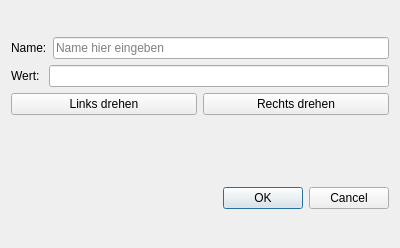
Old version of the form src/view/editview.ui in the repository 3ricS/NOR.
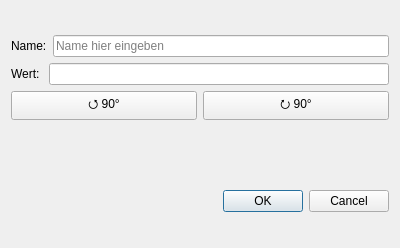
New version of the form.

```diff
--- a/src/view/editview.ui
+++ b/src/view/editview.ui
@@ -69,15 +69,31 @@
       <layout class="QHBoxLayout" name="horizontalLayout_2">
        <item>
         <widget class="QPushButton" name="buttonTurnLeftComponent">
+         <property name="sizePolicy">
+          <sizepolicy hsizetype="Minimum" vsizetype="Fixed">
+           <horstretch>0</horstretch>
+           <verstretch>0</verstretch>
+          </sizepolicy>
+         </property>
+         <property name="font">
+          <font>
+           <pointsize>9</pointsize>
+          </font>
+         </property>
          <property name="text">
-          <string>Links drehen</string>
+          <string>⭯ 90°</string>
          </property>
         </widget>
        </item>
        <item>
         <widget class="QPushButton" name="buttonTurnRightComponent">
+         <property name="font">
+          <font>
+           <pointsize>9</pointsize>
+          </font>
+         </property>
          <property name="text">
-          <string>Rechts drehen</string>
+          <string>⭮ 90°</string>
          </property>
         </widget>
        </item>
```
